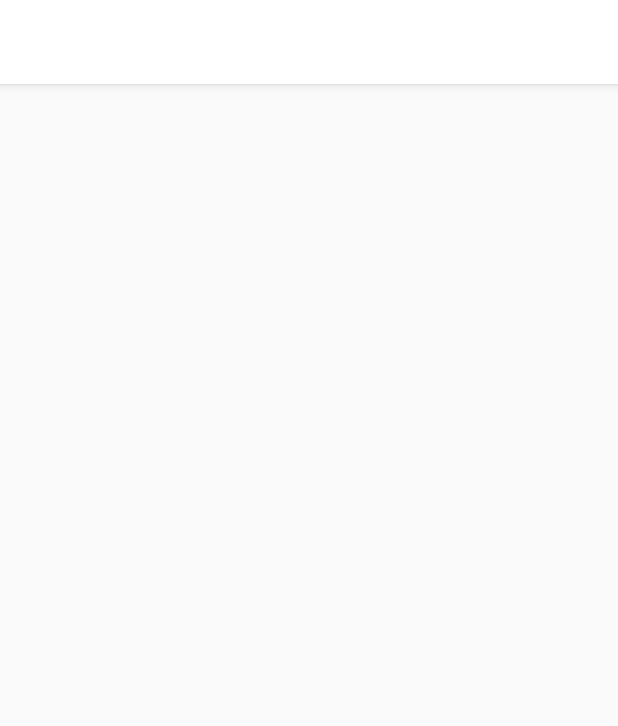
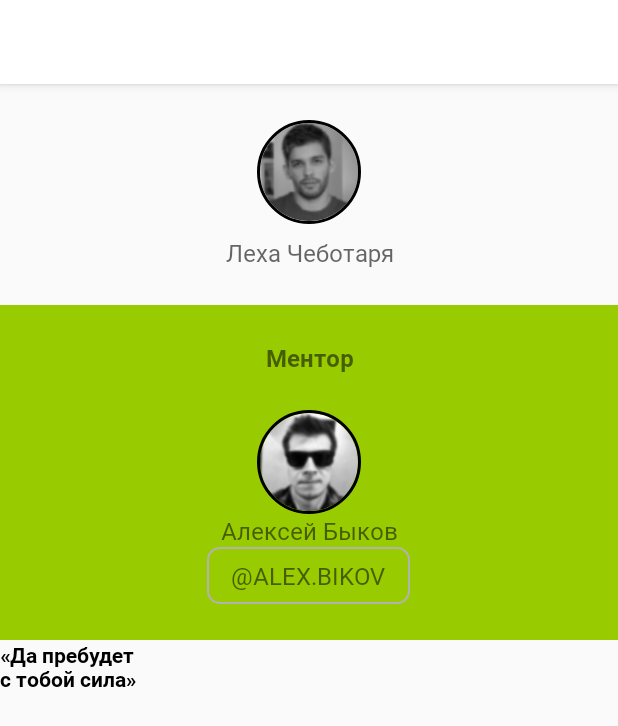
Before and after one commit to andrT90/AndroidAcademyHackathon, an Android app: the layout profile.xml on its own in the app's theme, with its tools: preview values and no code run, on a phone screen of 412 x 824 dp. Shown: the top 726 px of the screen. Run offline under Robolectric (Android 15) with nearby library versions, the phone set to English and light mode, and no system bars.

Commit message:
Mock profile.

```diff
--- /dev/null
+++ b/app/src/main/res/drawable/shape_button_outline_gray.xml
@@ -0,0 +1,11 @@
+<?xml version="1.0" encoding="utf-8"?>
+<selector
+    xmlns:android="http://schemas.android.com/apk/res/android">
+    <item>
+        <shape>
+            <stroke android:color="@color/gray"
+                    android:width="1dp"/>
+            <corners android:radius="8dp" />
+        </shape>
+    </item>
+</selector>
--- a/app/src/main/res/layout/profile.xml
+++ b/app/src/main/res/layout/profile.xml
@@ -1,5 +1,7 @@
 <?xml version="1.0" encoding="utf-8"?>
 <ScrollView xmlns:android="http://schemas.android.com/apk/res/android"
+    xmlns:app="http://schemas.android.com/apk/res-auto"
+    xmlns:tools="http://schemas.android.com/tools"
     android:layout_width="match_parent"
     android:layout_height="match_parent"
     android:fillViewport="true">
@@ -9,17 +11,98 @@
         android:layout_height="wrap_content"
         android:orientation="vertical">
 
-        <include layout="@layout/toolbar_layout"/>
+        <include layout="@layout/toolbar_layout" />
 
         <de.hdodenhof.circleimageview.CircleImageView
-            xmlns:app="http://schemas.android.com/apk/res-auto"
             android:id="@+id/profile_image"
             android:layout_width="69dp"
             android:layout_height="69dp"
+            android:layout_gravity="center_horizontal"
+            android:layout_marginTop="@dimen/dimen_24dp"
+            android:src="@drawable/user_mock"
+            app:civ_border_color="@color/black"
             app:civ_border_width="@dimen/dimen_2dp"
-            android:layout_gravity="center_horizontal"
-            app:civ_border_color="@color/black"/>
+            />
 
+        <TextView
+            android:id="@+id/user"
+            style="@style/Text.Regular"
+            android:layout_width="match_parent"
+            android:layout_height="wrap_content"
+            android:layout_marginTop="@dimen/dimen_8dp"
+            android:gravity="center"
+            android:textColor="@color/blackTransparent"
+            android:textSize="@dimen/text_size_16sp"
+            tools:text="Леха Чеботаря" />
+
+
+        <LinearLayout
+            android:layout_width="match_parent"
+            android:layout_height="wrap_content"
+            android:layout_gravity="center"
+            android:layout_marginTop="@dimen/dimen_24dp"
+            android:background="@color/greenLight"
+            android:orientation="vertical"
+            android:paddingBottom="@dimen/dimen_24dp"
+            android:paddingTop="@dimen/dimen_24dp">
+
+            <TextView
+                android:id="@+id/mentor"
+                style="@style/Text.Bold"
+                android:layout_width="match_parent"
+                android:layout_height="wrap_content"
+                android:gravity="center"
+                android:text="Ментор"
+                android:textSize="@dimen/text_size_16sp"
+                />
+
+            <de.hdodenhof.circleimageview.CircleImageView
+                android:id="@+id/mentor_image"
+                android:layout_width="69dp"
+                android:layout_height="69dp"
+                android:layout_gravity="center_horizontal"
+                android:layout_marginTop="@dimen/dimen_24dp"
+                android:src="@drawable/mentor_mock"
+                app:civ_border_color="@color/black"
+                app:civ_border_width="@dimen/dimen_2dp"
+                />
+
+            <TextView
+                android:id="@+id/mentor_name"
+                style="@style/Text.Regular"
+                android:layout_width="match_parent"
+                android:layout_height="wrap_content"
+                android:gravity="center"
+                android:text="Алексей Быков"
+                android:textSize="@dimen/text_size_16sp"
+                />
+
+            <TextView
+                android:id="@+id/slack"
+                style="@style/Text.Regular"
+                android:layout_width="wrap_content"
+                android:layout_height="wrap_content"
+                android:layout_gravity="center"
+                android:background="@drawable/shape_button_outline_gray"
+                android:clickable="true"
+                android:focusable="true"
+                android:gravity="center"
+                android:paddingBottom="@dimen/dimen_8dp"
+                android:paddingLeft="@dimen/dimen_16dp"
+                android:paddingRight="@dimen/dimen_16dp"
+                android:paddingTop="@dimen/dimen_8dp"
+                android:text="\@ALEX.BIKOV"
+                android:textSize="@dimen/text_size_16sp"
+                />
+        </LinearLayout>
+
+        <TextView
+            android:id="@+id/words"
+            style="@style/Text.Bold"
+            android:textColor="@color/black"
+            android:layout_width="match_parent"
+            android:layout_height="wrap_content"
+            tools:text="«Да пребудет\nс тобой сила»"/>
     </LinearLayout>
 
 </ScrollView>
--- a/app/src/main/res/values/strings.xml
+++ b/app/src/main/res/values/strings.xml
@@ -23,4 +23,7 @@
 
     <!--Profile-->
     <string name="profile_title">Профиль</string>
+    <string name="profile_word_1">«Да пребудет\nс тобой сила»Да пребудет\nс тобой сила»</string>
+    <string name="profile_word_2">«Ученик успешный\nнадежды учителя воплощает»</string>
+    <string name="profile_word_3">«Ты хорошо обучен,\nмой юный ученик»</string>
 </resources>
```
Also changed, not shown: app/src/main/res/drawable/mentor_mock.png (added), app/src/main/res/drawable/user_mock.png (added).
